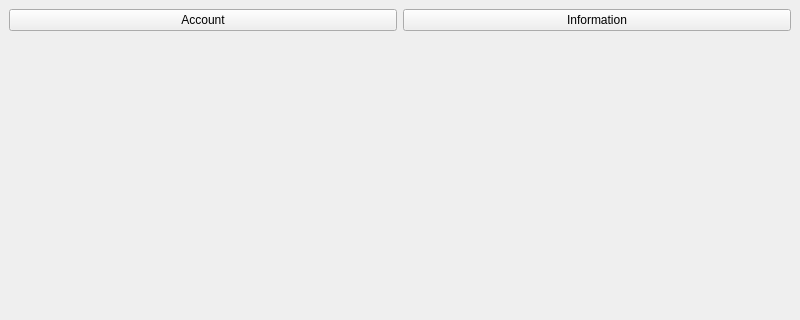
The window that src/settings/settingsmainwindow.ui (2042Third/pdmQt) describes before a commit, drawn with Qt 5; both pictures show x 0 to 800 and y 0 to 320 of the 800 by 600 pixel window.
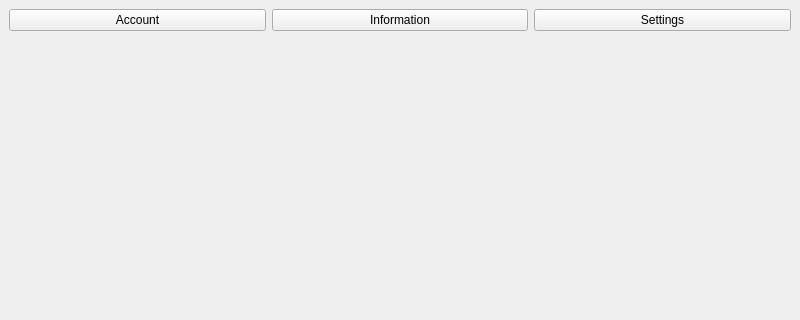
The same window after the commit.

Commit message: Settings menu

```diff
--- a/src/settings/settingsmainwindow.ui
+++ b/src/settings/settingsmainwindow.ui
@@ -14,29 +14,33 @@
    <string>Settings</string>
   </property>
   <widget class="QWidget" name="centralwidget">
-   <layout class="QGridLayout" name="gridLayout">
-    <item row="2" column="1" colspan="2">
-     <widget class="QStackedWidget" name="stackedWidget">
-      <property name="currentIndex">
-       <number>-1</number>
-      </property>
-     </widget>
-    </item>
-    <item row="0" column="1">
+   <layout class="QVBoxLayout" name="verticalLayout">
+    <item>
+     <layout class="QHBoxLayout" name="horizontalLayout">
+      <item>
      <widget class="QPushButton" name="settingAccountButton">
       <property name="text">
        <string>Account</string>
       </property>
      </widget>
     </item>
-    <item row="0" column="2">
+      <item>
      <widget class="QPushButton" name="settingInfoButton">
       <property name="text">
        <string>Information</string>
       </property>
      </widget>
     </item>
-    <item row="1" column="1" colspan="2">
+      <item>
+       <widget class="QPushButton" name="settingsSettingsButton">
+        <property name="text">
+         <string>Settings</string>
+        </property>
+       </widget>
+      </item>
+     </layout>
+    </item>
+    <item>
      <spacer name="verticalSpacer">
       <property name="orientation">
        <enum>Qt::Vertical</enum>
@@ -52,6 +56,13 @@
       </property>
      </spacer>
     </item>
+    <item>
+     <widget class="QStackedWidget" name="stackedWidget">
+      <property name="currentIndex">
+       <number>-1</number>
+      </property>
+     </widget>
+    </item>
    </layout>
   </widget>
   <widget class="QStatusBar" name="statusbar"/>
```
Lines whose indentation alone changed are shown as unchanged. The commit also changes 5 other files.
